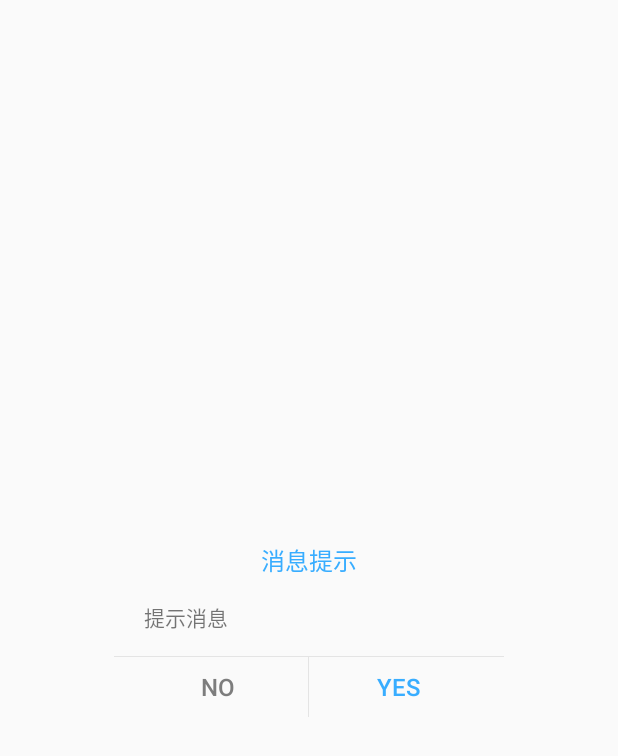
After one commit to JQHee2019/Mall-Android, an Android app: the layout view_alert_dialog.xml on its own in the app's theme, with its tools: preview values and no code run, on a phone screen of 412 x 824 dp. The commit adds this screen. Shown: the top 756 px of the screen. Run offline under Robolectric (Android 15) with nearby library versions, the phone set to English and light mode, and no system bars.

Commit message:
增加alertdialog

```diff
--- /dev/null
+++ b/Mall/app/src/main/res/drawable/alert_dialog_shape.xml
@@ -0,0 +1,11 @@
+<?xml version="1.0" encoding="utf-8"?>
+<shape xmlns:android="http://schemas.android.com/apk/res/android"
+    android:shape="rectangle">
+    <!-- rectangle表示为矩形 -->
+
+    <!-- android:radius 圆角的半径 -->
+    <corners
+        android:radius="10dp"
+        />
+
+</shape>
--- /dev/null
+++ b/Mall/app/src/main/res/layout/view_alert_dialog.xml
@@ -0,0 +1,79 @@
+<?xml version="1.0" encoding="utf-8"?>
+<RelativeLayout xmlns:android="http://schemas.android.com/apk/res/android"
+    android:layout_width="match_parent"
+    android:layout_height="match_parent"
+    xmlns:tools="http://schemas.android.com/tools"
+    android:background="#11ffffff">
+
+    <LinearLayout
+        android:layout_width="260dp"
+        android:layout_height="wrap_content"
+        android:layout_centerInParent="true"
+        android:background="@drawable/alert_dialog_shape"
+        android:orientation="vertical">
+
+        <TextView
+            android:id="@+id/tv_title"
+            android:layout_width="wrap_content"
+            android:layout_height="wrap_content"
+            android:layout_gravity="center"
+            android:layout_margin="15dp"
+            android:gravity="center"
+            tools:text="消息提示"
+            android:textColor="#38ADFF"
+            android:textSize="16sp" />
+
+        <TextView
+            android:id="@+id/tv_message"
+            android:layout_width="wrap_content"
+            android:layout_height="wrap_content"
+            android:layout_marginLeft="20dp"
+            android:layout_marginRight="20dp"
+            tools:text="提示消息" />
+
+        <View
+            android:layout_width="match_parent"
+            android:layout_height="1px"
+            android:layout_marginTop="15dp"
+            android:background="#E4E4E4" />
+
+        <LinearLayout
+            android:layout_width="match_parent"
+            android:layout_height="40dp"
+            android:orientation="horizontal">
+
+            <Button
+                android:id="@+id/btn_cancel"
+                android:layout_width="0dp"
+                android:layout_height="match_parent"
+                android:layout_marginLeft="10dp"
+                android:layout_weight="1"
+                android:background="@null"
+                android:gravity="center"
+                android:singleLine="true"
+                tools:text="No"
+                android:textColor="#7D7D7D"
+                android:textSize="16sp"
+                tools:ignore="RtlHardcoded" />
+
+            <View
+                android:layout_width="1px"
+                android:layout_height="match_parent"
+                android:background="#E4E4E4" />
+
+            <Button
+                android:id="@+id/btn_confirm"
+                android:layout_width="0dp"
+                android:layout_height="match_parent"
+                android:layout_marginRight="10dp"
+                android:layout_weight="1"
+                android:background="@null"
+                android:gravity="center"
+                android:singleLine="true"
+                tools:text="Yes"
+                android:textColor="#38ADFF"
+                android:textSize="16sp"
+                tools:ignore="RtlHardcoded" />
+        </LinearLayout>
+    </LinearLayout>
+</RelativeLayout>
--- /dev/null
+++ b/Mall/app/src/main/res/xml/file_paths.xml
@@ -0,0 +1,6 @@
+<?xml version="1.0" encoding="utf-8"?>
+<paths xmlns:android="http://schemas.android.com/apk/res/android">
+    <external-path
+        name="download"
+        path="Driver" />
+</paths>
```
Also changed, not shown: Mall/app/src/main/AndroidManifest.xml (+14 -0 lines), Mall/app/src/main/java/com/hjq/mall/pro/base/view/dialogs/AlertDialog.java (added, +154 -0 lines), Mall/app/src/main/res/values/styles.xml (+13 -0 lines).
